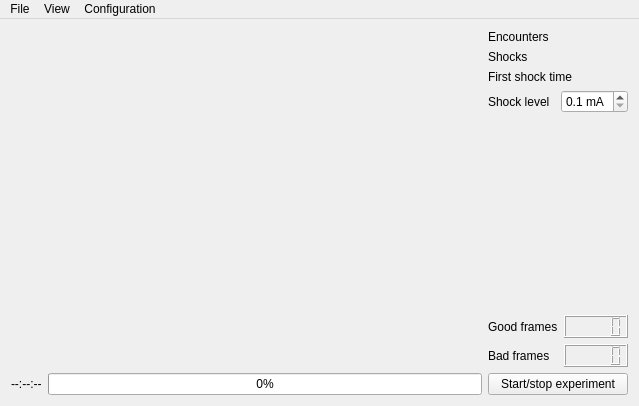
fgu-cas/kachna-tracker, file gui/mainwindow.ui: the form before one commit.
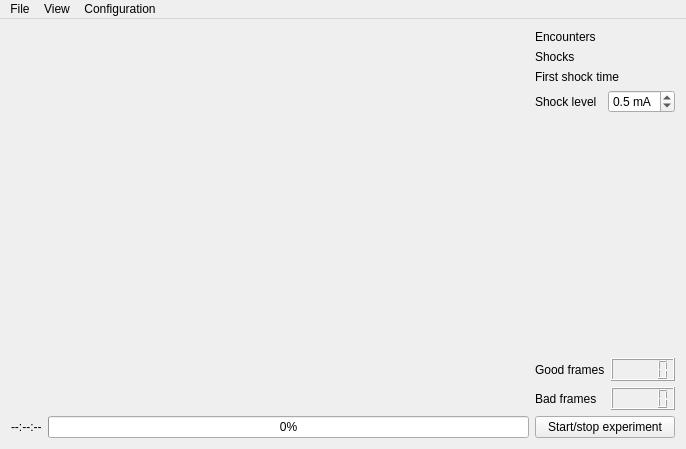
The form after the commit. Icons and pictures are not drawn. Custom widgets are drawn as their Qt base class.

Diff of the .ui file:
```diff
--- a/gui/mainwindow.ui
+++ b/gui/mainwindow.ui
@@ -6,8 +6,8 @@
    <rect>
     <x>0</x>
     <y>0</y>
-    <width>639</width>
-    <height>406</height>
+    <width>686</width>
+    <height>449</height>
    </rect>
   </property>
   <property name="windowTitle">
@@ -16,7 +16,7 @@
   <widget class="QWidget" name="centralWidget">
    <layout class="QHBoxLayout" name="horizontalLayout">
     <item>
-     <layout class="QVBoxLayout" name="verticalLayout">
+     <layout class="QVBoxLayout" name="verticalLayout" stretch="1,0">
       <item>
        <widget class="QLabel" name="displayLabel">
         <property name="text">
@@ -122,7 +122,7 @@
            <double>0.100000000000000</double>
           </property>
           <property name="value">
-           <double>0.100000000000000</double>
+           <double>0.500000000000000</double>
           </property>
          </widget>
         </item>
@@ -184,7 +184,7 @@
     <rect>
      <x>0</x>
      <y>0</y>
-     <width>639</width>
+     <width>686</width>
      <height>21</height>
     </rect>
    </property>
```
Left out of the diff: 14 changed lines with no effect on the pictures.
